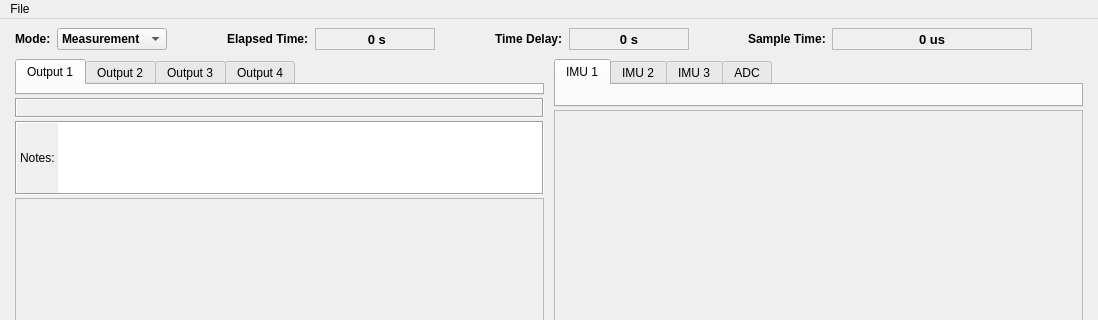
eduardobatista/ActVibSoftware, file uifiles/VibViewWindow.ui: the form before one commit; both pictures show x 0 to 1098 and y 0 to 320 of the 1098 by 732 pixel window.
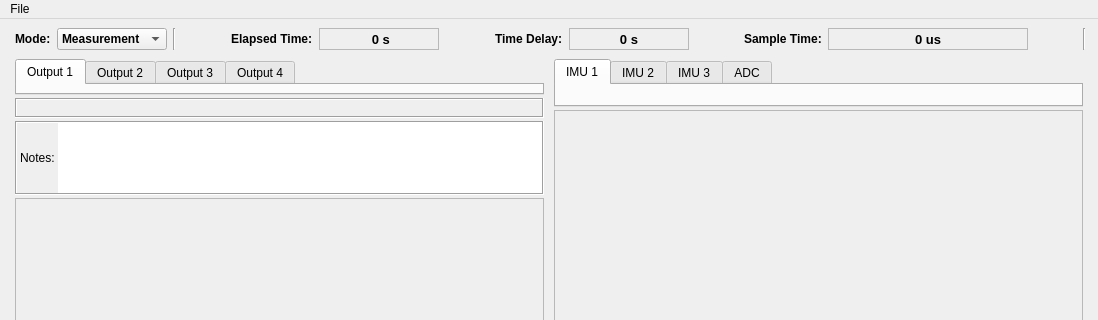
The form after the commit.

Commit message: Improved control panel and mode settings.

```diff
--- a/uifiles/VibViewWindow.ui
+++ b/uifiles/VibViewWindow.ui
@@ -88,6 +88,13 @@
          </item>
         </widget>
        </item>
+       <item>
+        <widget class="Line" name="line">
+         <property name="orientation">
+          <enum>Qt::Vertical</enum>
+         </property>
+        </widget>
+       </item>
        <item>
         <spacer name="horizontalSpacer_3">
          <property name="orientation">
@@ -272,6 +279,13 @@
          </property>
         </spacer>
        </item>
+       <item>
+        <widget class="Line" name="line_2">
+         <property name="orientation">
+          <enum>Qt::Vertical</enum>
+         </property>
+        </widget>
+       </item>
       </layout>
      </widget>
     </item>
```
The commit also changes 3 other files.
